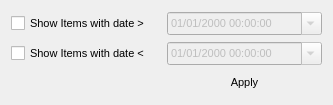
This is accesseddatefilter.ui in pjrinaldi/wombatforensics as Qt 5 draws it before an edit. The edited form follows.
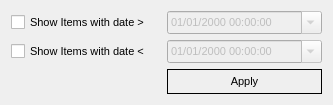
This is the edited form.

What changed in the file:
```diff
--- a/accesseddatefilter.ui
+++ b/accesseddatefilter.ui
@@ -76,6 +76,9 @@
    </item>
    <item row="3" column="1">
     <widget class="QPushButton" name="pushButton">
+     <property name="styleSheet">
+      <string notr="true">border: 1px solid black; padding: 5px 10px 5px 10px;</string>
+     </property>
      <property name="text">
       <string>Apply</string>
      </property>
```
